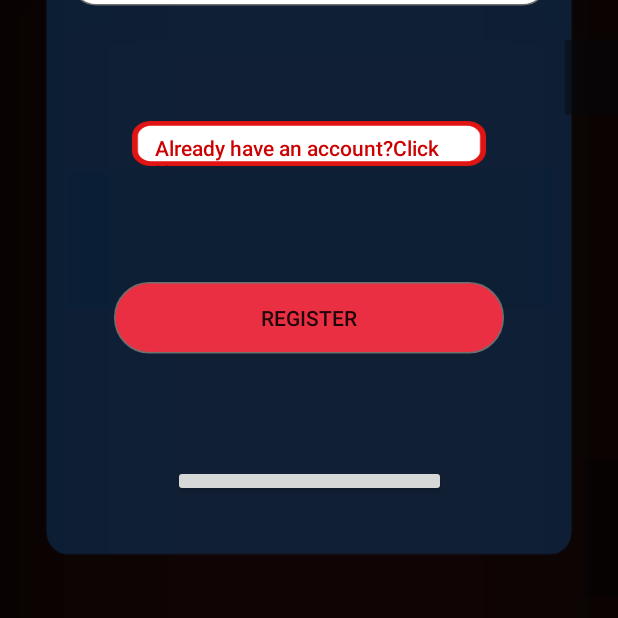
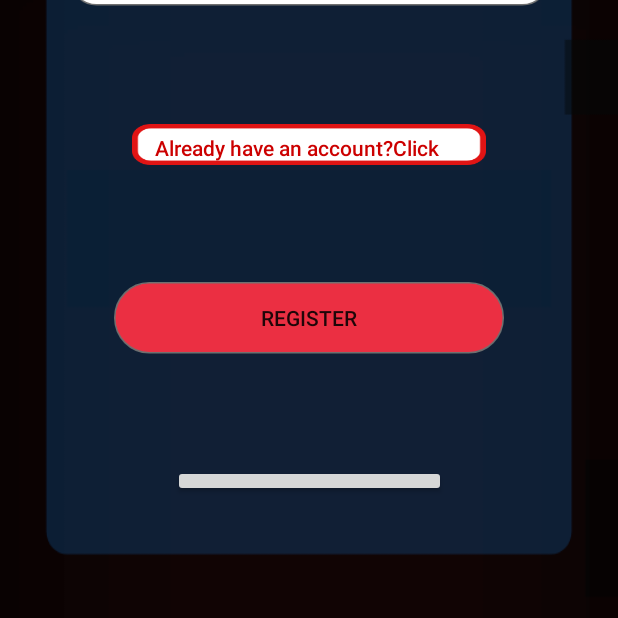
Before and after one commit to waqaralam50/QuizUp, an Android app: the screen it shows after launch (HomeActivity), on a phone screen of 412 x 824 dp, the part 618-1236 px from its top. Run offline under Robolectric (Android 15) with nearby library versions, the phone set to English and light mode, and no system bars; our stand-ins replace Firebase (no records; nobody signed in at launch, a user with empty details on screens opened directly); libraries missing offline, so code that uses them is left out: com.facebook, com.facebook.appevents, com.facebook.login; plain views replace LoginButton; 5 statements that could not run were skipped.

```diff
--- a/app/src/main/res/layout/activity_home.xml
+++ b/app/src/main/res/layout/activity_home.xml
@@ -93,7 +93,7 @@
     <TextView
         android:id="@+id/textView"
         android:layout_width="236dp"
-        android:layout_height="30dp"
+        android:layout_height="27dp"
         android:layout_marginBottom="8dp"
         android:layout_marginEnd="8dp"
         android:layout_marginLeft="8dp"
@@ -103,7 +103,7 @@
         android:background="@drawable/rr"
         android:clickable="true"
         android:paddingLeft="15dp"
-        android:paddingTop="8dp"
+        android:paddingTop="6dp"
         android:text="@string/new_account"
         android:textAppearance="@style/TextAppearance.AppCompat.Body2"
         android:textColor="@android:color/holo_red_dark"
```
